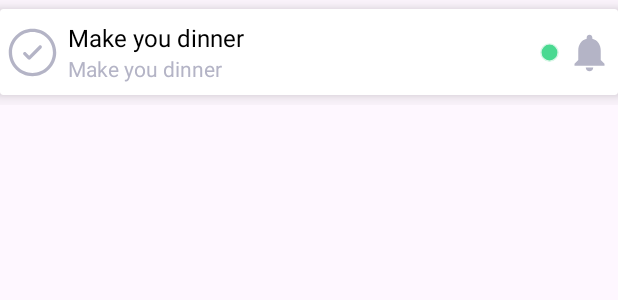
After one commit to Mohamed02Emad/clean_arch_todo, an Android app: the layout card_todo.xml on its own in the app's theme, with its tools: preview values and no code run, on a phone screen of 412 x 824 dp. The commit adds this screen. Shown: the top 300 px of the screen. Run offline under Robolectric (Android 15) with nearby library versions, the light colour scheme and no system bars.

Commit message:
create todos recyclerview with fake data

```diff
--- a/app/src/main/java/com/motodo/todo/domain/models/ToDo.kt
+++ b/app/src/main/java/com/motodo/todo/domain/models/ToDo.kt
@@ -10,7 +10,7 @@ data class ToDo(
     var title: String = "",
     var hasAlarm : Boolean = false,
     var alarmTime : String? = null,
-    var isDone : Boolean = false,
+    var isChecked : Boolean = false,
     var date : Date = Date(),
     var remindBefore : RemindBefroeTime = RemindBefroeTime.DO_NOT,
     var priority: Priority = Priority.NONE
--- a/app/src/main/java/com/motodo/todo/presentation/fragmentHome/HomeFragmentViewModel.kt
+++ b/app/src/main/java/com/motodo/todo/presentation/fragmentHome/HomeFragmentViewModel.kt
@@ -1,23 +1,19 @@
 package com.motodo.todo.presentation.fragmentHome
 
-import android.util.Log
 import android.widget.TextView
 import androidx.lifecycle.LiveData
 import androidx.lifecycle.MutableLiveData
 import androidx.lifecycle.ViewModel
 import androidx.lifecycle.viewModelScope
-import com.michalsvec.singlerowcalendar.calendar.CalendarChangesObserver
 import com.michalsvec.singlerowcalendar.calendar.CalendarViewManager
 import com.michalsvec.singlerowcalendar.calendar.SingleRowCalendarAdapter
 import com.michalsvec.singlerowcalendar.selection.CalendarSelectionManager
-import com.michalsvec.singlerowcalendar.utils.DateUtils
 import com.motodo.todo.R
 import com.motodo.todo.domain.models.ToDo
 import com.motodo.todo.domain.useCases.GetDateToDosUseCase
 import com.motodo.todo.utils.DateHelper
 import kotlinx.coroutines.launch
 import java.util.Date
-import kotlin.math.log
 
 const val TAG = "mohamed"
 class HomeFragmentViewModel : ViewModel() {
--- /dev/null
+++ b/app/src/main/res/drawable/card_not_checked.xml
@@ -0,0 +1,7 @@
+<?xml version="1.0" encoding="utf-8"?>
+<shape xmlns:android="http://schemas.android.com/apk/res/android">
+    <corners android:radius="8dp" />
+    <stroke
+        android:width="1dp"
+        android:color="@color/primary_grey" />
+</shape>
--- /dev/null
+++ b/app/src/main/res/drawable/ic_check_circle.xml
@@ -0,0 +1,13 @@
+<vector xmlns:android="http://schemas.android.com/apk/res/android"
+    android:width="800dp"
+    android:height="800dp"
+    android:viewportWidth="24"
+    android:viewportHeight="24">
+  <path
+      android:pathData="M16.03,10.03C16.323,9.737 16.323,9.263 16.03,8.97C15.737,8.677 15.263,8.677 14.97,8.97L10.5,13.439L9.03,11.97C8.737,11.677 8.263,11.677 7.97,11.97C7.677,12.263 7.677,12.737 7.97,13.03L9.97,15.03C10.263,15.323 10.737,15.323 11.03,15.03L16.03,10.03Z"
+      android:fillColor="@color/primary_grey"/>
+  <path
+      android:pathData="M12,1.25C6.063,1.25 1.25,6.063 1.25,12C1.25,17.937 6.063,22.75 12,22.75C17.937,22.75 22.75,17.937 22.75,12C22.75,6.063 17.937,1.25 12,1.25ZM2.75,12C2.75,6.891 6.891,2.75 12,2.75C17.109,2.75 21.25,6.891 21.25,12C21.25,17.109 17.109,21.25 12,21.25C6.891,21.25 2.75,17.109 2.75,12Z"
+      android:fillColor="@color/primary_grey"
+      android:fillType="evenOdd"/>
+</vector>
--- /dev/null
+++ b/app/src/main/res/drawable/ic_circle_green.xml
@@ -0,0 +1,16 @@
+<vector xmlns:android="http://schemas.android.com/apk/res/android"
+    android:width="800dp"
+    android:height="800dp"
+    android:viewportWidth="24"
+    android:viewportHeight="24">
+  <path
+      android:pathData="M21,12C21,16.971 16.971,21 12,21C7.029,21 3,16.971 3,12C3,7.029 7.029,3 12,3C16.971,3 21,7.029 21,12Z"
+      android:strokeAlpha="0.15"
+      android:fillColor="@color/primary_green"
+      android:fillAlpha="0.15"/>
+  <path
+      android:pathData="M21,12C21,16.971 16.971,21 12,21C7.029,21 3,16.971 3,12C3,7.029 7.029,3 12,3C16.971,3 21,7.029 21,12Z"
+      android:strokeWidth="1.5"
+      android:fillColor="@color/primary_green"
+      android:strokeColor="@color/secondary_green"/>
+</vector>
--- /dev/null
+++ b/app/src/main/res/drawable/ic_notification.xml
@@ -0,0 +1,5 @@
+<vector android:height="24dp" android:tint="@color/primary_grey"
+    android:viewportHeight="24" android:viewportWidth="24"
+    android:width="24dp" xmlns:android="http://schemas.android.com/apk/res/android">
+    <path android:fillColor="@android:color/white" android:pathData="M12,22c1.1,0 2,-0.9 2,-2h-4c0,1.1 0.89,2 2,2zM18,16v-5c0,-3.07 -1.64,-5.64 -4.5,-6.32L13.5,4c0,-0.83 -0.67,-1.5 -1.5,-1.5s-1.5,0.67 -1.5,1.5v0.68C7.63,5.36 6,7.92 6,11v5l-2,2v1h16v-1l-2,-2z"/>
+</vector>
--- /dev/null
+++ b/app/src/main/res/layout/card_todo.xml
@@ -0,0 +1,85 @@
+<?xml version="1.0" encoding="utf-8"?>
+<FrameLayout xmlns:android="http://schemas.android.com/apk/res/android"
+    xmlns:app="http://schemas.android.com/apk/res-auto"
+    android:layout_width="match_parent"
+    android:layout_height="70dp"
+    xmlns:tools="http://schemas.android.com/tools">
+
+    <androidx.cardview.widget.CardView
+        android:id="@+id/card_background"
+        android:layout_width="match_parent"
+        android:layout_height="wrap_content"
+        android:layout_gravity="center"
+        android:background="@drawable/card_not_checked"
+        app:cardElevation="8dp">
+
+        <androidx.constraintlayout.widget.ConstraintLayout
+            android:layout_width="match_parent"
+            android:layout_height="wrap_content"
+            android:paddingHorizontal="4dp"
+            android:paddingVertical="8dp">
+
+            <ImageView
+                android:id="@+id/iv_check"
+                android:layout_width="35dp"
+                android:layout_height="35dp"
+                android:src="@drawable/ic_check_circle"
+                app:layout_constraintBottom_toBottomOf="parent"
+                app:layout_constraintStart_toStartOf="parent"
+                app:layout_constraintTop_toTopOf="parent" />
+
+            <TextView
+                android:id="@+id/tv_title"
+                android:layout_width="0dp"
+                android:textSize="16sp"
+                android:textColor="@color/black"
+                android:gravity="start"
+                tools:text = "Make you dinner"
+                android:layout_marginHorizontal="6dp"
+                android:maxLines="1"
+                android:ellipsize="end"
+                android:layout_height="wrap_content"
+                app:layout_constraintEnd_toStartOf="@id/iv_priority"
+                app:layout_constraintStart_toEndOf="@id/iv_check"
+                app:layout_constraintTop_toTopOf="parent" />
+
+            <TextView
+                android:id="@+id/tv_time"
+                android:layout_width="0dp"
+                android:textSize="14sp"
+                android:textColor="@color/primary_grey"
+                android:gravity="start"
+                tools:text = "Make you dinner"
+                android:layout_marginHorizontal="6dp"
+                android:layout_height="wrap_content"
+                app:layout_constraintEnd_toStartOf="@id/iv_priority"
+                app:layout_constraintStart_toEndOf="@id/iv_check"
+                app:layout_constraintTop_toBottomOf="@id/tv_title"
+                app:layout_constraintBottom_toBottomOf="parent"/>
+
+            <ImageView
+                android:id="@+id/iv_alarm"
+                android:layout_width="30dp"
+                android:layout_height="30dp"
+                android:src="@drawable/ic_notification"
+                app:layout_constraintBottom_toBottomOf="parent"
+                app:layout_constraintEnd_toEndOf="parent"
+                app:layout_constraintTop_toTopOf="parent" />
+
+
+            <ImageView
+                android:id="@+id/iv_priority"
+                android:layout_width="15dp"
+                android:layout_height="15dp"
+                android:layout_marginEnd="4dp"
+                tools:src="@drawable/ic_circle_green"
+                app:layout_constraintBottom_toBottomOf="parent"
+                app:layout_constraintEnd_toStartOf="@id/iv_alarm"
+                app:layout_constraintTop_toTopOf="parent" />
+
+
+        </androidx.constraintlayout.widget.ConstraintLayout>
+
+    </androidx.cardview.widget.CardView>
+
+</FrameLayout>
```
Also changed, not shown: app/src/main/java/com/motodo/todo/domain/useCases/GetDateToDosUseCase.kt (+47 -7 lines), app/src/main/java/com/motodo/todo/presentation/fragmentHome/HomeFragment.kt (+12 -2 lines), app/src/main/java/com/motodo/todo/presentation/recyclerViews/TodosAdapter.kt (added, +93 -0 lines), app/src/main/res/drawable/card_checked.xml (added, +7 -0 lines), app/src/main/res/drawable/ic_check.xml (added, +10 -0 lines), app/src/main/res/drawable/ic_circle_red.xml (added, +16 -0 lines), app/src/main/res/drawable/ic_circle_yellow.xml (added, +16 -0 lines), app/src/main/res/layout/fragment_home.xml (+12 -1 lines).
